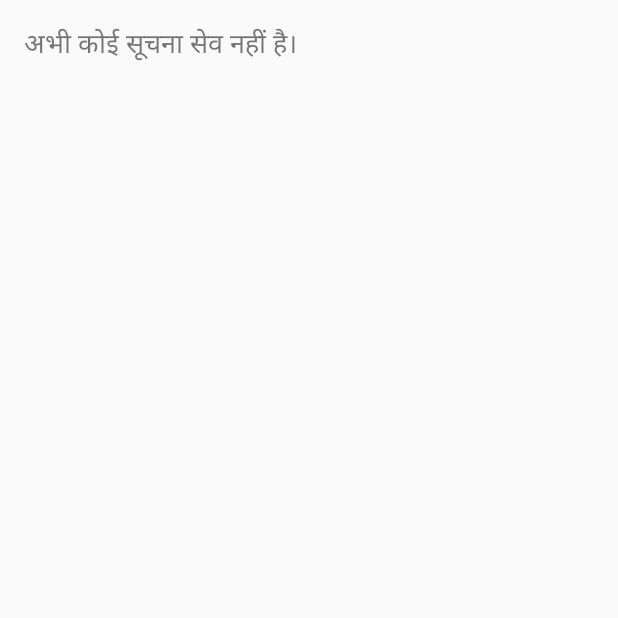
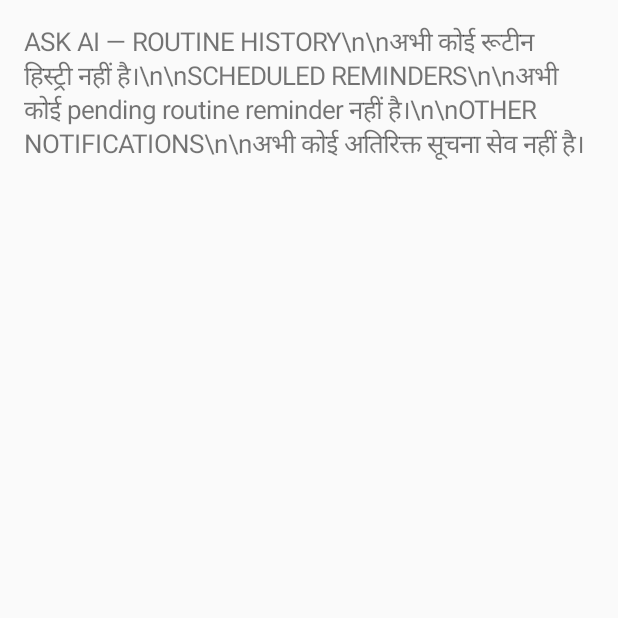
Before and after one commit to akingstar/AskAI, an Android app: the LocalHistoryActivity screen opened directly, with no data from a screen before it, on a phone screen of 412 x 824 dp, the top half of it. Run offline under Robolectric (Android 15) with nearby library versions, the phone set to English and light mode, and no system bars; 1 statement that could not run was skipped.

Commit message:
Connect routine history and reminder status

```diff
--- a/app/src/main/java/com/akingstar/askai/LocalHistoryActivity.kt
+++ b/app/src/main/java/com/akingstar/askai/LocalHistoryActivity.kt
@@ -3,15 +3,40 @@ package com.akingstar.askai
 import android.app.Activity
 import android.os.Bundle
 import android.widget.TextView
+import com.akingstar.askai.automation.AutomationHistoryStore
+import com.akingstar.askai.automation.AutomationStore
+import com.akingstar.askai.automation.RoutineScheduler
 
 class LocalHistoryActivity : Activity() {
     override fun onCreate(savedInstanceState: Bundle?) {
         super.onCreate(savedInstanceState)
-        val text = TextView(this)
-        text.textSize = 18f
-        text.setPadding(24, 24, 24, 24)
-        text.text = getSharedPreferences("askai_history", MODE_PRIVATE)
-            .getString("last_notification", "अभी कोई सूचना सेव नहीं है।")
+
+        val text = TextView(this).apply {
+            textSize = 17f
+            setPadding(24, 24, 24, 24)
+            text = "रूटीन हिस्ट्री और रिमाइंडर लोड हो रहे हैं..."
+        }
         setContentView(text)
+
+        val history = AutomationHistoryStore(this)
+        val routines = AutomationStore(this).list()
+
+        RoutineScheduler(this).listScheduled(routines) { reminders ->
+            runOnUiThread {
+                val notificationHistory = getSharedPreferences(
+                    "askai_history",
+                    MODE_PRIVATE
+                ).getString("last_notification", "अभी कोई अतिरिक्त सूचना सेव नहीं है।")
+
+                text.text = buildString {
+                    append("ASK AI — ROUTINE HISTORY\\n\\n")
+                    append(history.summary())
+                    append("\\n\\nSCHEDULED REMINDERS\\n\\n")
+                    append(reminders)
+                    append("\\n\\nOTHER NOTIFICATIONS\\n\\n")
+                    append(notificationHistory)
+                }
+            }
+        }
     }
 }
--- a/app/src/main/java/com/akingstar/askai/automation/RoutineScheduler.kt
+++ b/app/src/main/java/com/akingstar/askai/automation/RoutineScheduler.kt
@@ -106,6 +106,54 @@ class RoutineScheduler(context: Context) {
         }.getOrDefault(false)
     }
 
+    fun listScheduled(
+        routines: List<SavedRoutine>,
+        onResult: (String) -> Unit
+    ) {
+        Thread({
+            val lines = mutableListOf<String>()
+
+            routines.take(50).forEach { routine ->
+                val candidates = listOf(
+                    "एक बार" to RoutineWorkNames.oneTime(routine.name),
+                    "दोहराने वाला" to RoutineWorkNames.recurring(routine.name),
+                    "पुराना" to RoutineWorkNames.legacy(routine.name)
+                )
+
+                candidates.forEach { (label, uniqueName) ->
+                    val infos = runCatching {
+                        work.getWorkInfosForUniqueWork(uniqueName)
+                            .get(2, TimeUnit.SECONDS)
+                    }.getOrDefault(emptyList())
+
+                    infos.filter {
+                        it.state == androidx.work.WorkInfo.State.ENQUEUED ||
+                            it.state == androidx.work.WorkInfo.State.RUNNING ||
+                            it.state == androidx.work.WorkInfo.State.BLOCKED
+                    }.forEach { info ->
+                        val state = when (info.state) {
+                            androidx.work.WorkInfo.State.ENQUEUED -> "आने वाला"
+                            androidx.work.WorkInfo.State.RUNNING -> "चल रहा है"
+                            androidx.work.WorkInfo.State.BLOCKED -> "रुका हुआ"
+                            else -> info.state.name
+                        }
+                        lines.add("${routine.name} — $label — $state")
+                    }
+                }
+            }
+
+            val result = if (lines.isEmpty()) {
+                "अभी कोई pending routine reminder नहीं है।"
+            } else {
+                "Scheduled reminders:\\n" + lines.joinToString("\\n")
+            }
+            onResult(result)
+        }, "AskAI-Reminder-Status").apply {
+            isDaemon = true
+            start()
+        }
+    }
+
     fun cancel(name: String): Boolean {
         val clean = name.trim()
         if (!RoutineSchedulePolicy.isValidName(clean)) return false
```
